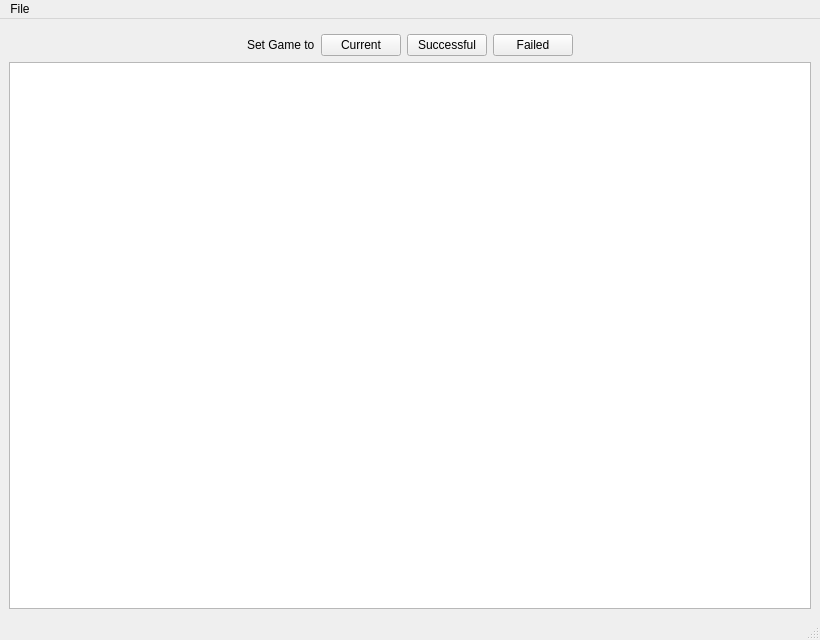
The window that dv_MGHT/gui/ui/content_window.ui (DualVission/dv_multigameHitTracker) describes before a commit, drawn with Qt 5.
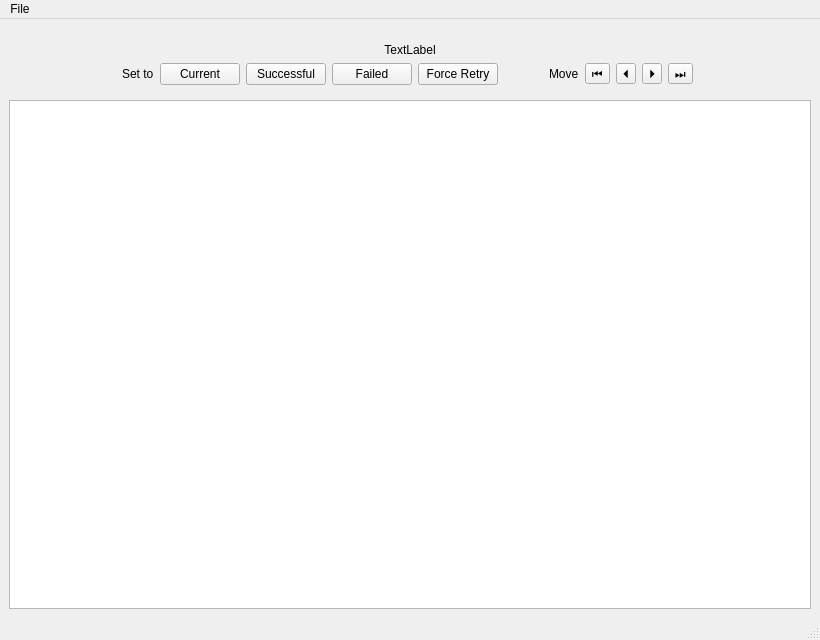
The same window after the commit.

Commit message:
Add move actions
Added: GUI: Content Window: Games can be moved in the flow layout
Changed:
- Assets: Moved to the correct location
- GUI: Lib: Qt_MGHT:
 - Game Flow: You do need to add 1, for some reason
 - Game Tile:
  - Retry Icon now loads
  - Enabled Retry Icon Visibility

Diff of the .ui file:
```diff
--- a/dv_MGHT/gui/ui/content_window.ui
+++ b/dv_MGHT/gui/ui/content_window.ui
@@ -13,6 +13,11 @@
   <property name="windowTitle">
    <string>MainWindow</string>
   </property>
+  <property name="styleSheet">
+   <string notr="true">QToolButton {
+	font-family: &quot;Segoe UI Symbol&quot;;
+}</string>
+  </property>
   <widget class="QWidget" name="centralwidget">
    <layout class="QVBoxLayout" name="verticalLayout">
     <item>
@@ -23,9 +28,22 @@
      </widget>
     </item>
     <item>
-     <layout class="QHBoxLayout" name="gameOptionLayoutWidget">
+     <widget class="QWidget" name="selectedGameLayoutWidget" native="true">
+      <layout class="QVBoxLayout" name="selectedGameLayout">
       <item>
-       <spacer name="horizontalSpacer_2">
+        <widget class="QLabel" name="selectedGameLabel">
+         <property name="text">
+          <string>TextLabel</string>
+         </property>
+         <property name="alignment">
+          <set>Qt::AlignCenter</set>
+         </property>
+        </widget>
+       </item>
+       <item>
+        <layout class="QHBoxLayout" name="gameButtonsLayout">
+         <item>
+          <spacer name="preSpacer">
         <property name="orientation">
          <enum>Qt::Horizontal</enum>
         </property>
@@ -38,38 +56,52 @@
        </spacer>
       </item>
       <item>
-       <widget class="QLabel" name="gameSetLabel">
+          <layout class="QHBoxLayout" name="gameStatusLayout">
+           <item>
+            <widget class="QLabel" name="gameStatusLabel">
         <property name="text">
-         <string>Set Game to</string>
+              <string>Set to</string>
         </property>
        </widget>
       </item>
       <item>
-       <widget class="QPushButton" name="gameSetCurrent">
+            <widget class="QPushButton" name="gameStatus0CurrentButton">
         <property name="text">
          <string>Current</string>
         </property>
        </widget>
       </item>
       <item>
-       <widget class="QPushButton" name="gameSetSuccess">
+            <widget class="QPushButton" name="gameStatus1SuccessButton">
         <property name="text">
          <string>Successful</string>
         </property>
        </widget>
       </item>
       <item>
-       <widget class="QPushButton" name="gameSetFailed">
+            <widget class="QPushButton" name="gameStatus2FailedButton">
         <property name="text">
          <string>Failed</string>
         </property>
        </widget>
       </item>
       <item>
-       <spacer name="horizontalSpacer">
+            <widget class="QPushButton" name="gameStatus3ForcedFailedButton">
+             <property name="text">
+              <string>Force Retry</string>
+             </property>
+            </widget>
+           </item>
+          </layout>
+         </item>
+         <item>
+          <spacer name="midSpacer">
         <property name="orientation">
          <enum>Qt::Horizontal</enum>
         </property>
+           <property name="sizeType">
+            <enum>QSizePolicy::Minimum</enum>
+           </property>
         <property name="sizeHint" stdset="0">
          <size>
           <width>40</width>
@@ -78,7 +110,74 @@
         </property>
        </spacer>
       </item>
-     </layout>
+         <item>
+          <layout class="QHBoxLayout" name="gamePositionLayout">
+           <property name="leftMargin">
+            <number>5</number>
+           </property>
+           <property name="rightMargin">
+            <number>5</number>
+           </property>
+           <item>
+            <widget class="QLabel" name="gamePositionLabel">
+             <property name="text">
+              <string>Move</string>
+             </property>
+            </widget>
+           </item>
+           <item>
+            <widget class="QToolButton" name="gamePosition0FarLeftButton">
+             <property name="text">
+              <string>⏮</string>
+             </property>
+             <property name="toolButtonStyle">
+              <enum>Qt::ToolButtonIconOnly</enum>
+             </property>
+             <property name="arrowType">
+              <enum>Qt::NoArrow</enum>
+             </property>
+            </widget>
+           </item>
+           <item>
+            <widget class="QToolButton" name="gamePosition1LeftButton">
+             <property name="text">
+              <string>⏴</string>
+             </property>
+            </widget>
+           </item>
+           <item>
+            <widget class="QToolButton" name="gamePosition2RightButton">
+             <property name="text">
+              <string>⏵</string>
+             </property>
+            </widget>
+           </item>
+           <item>
+            <widget class="QToolButton" name="gamePosition3FarRightButton">
+             <property name="text">
+              <string>⏭</string>
+             </property>
+            </widget>
+           </item>
+          </layout>
+         </item>
+         <item>
+          <spacer name="postSpacer">
+           <property name="orientation">
+            <enum>Qt::Horizontal</enum>
+           </property>
+           <property name="sizeHint" stdset="0">
+            <size>
+             <width>40</width>
+             <height>20</height>
+            </size>
+           </property>
+          </spacer>
+         </item>
+        </layout>
+       </item>
+      </layout>
+     </widget>
     </item>
     <item>
      <widget class="QListWidget" name="splitDisplayWidget"/>
```
Lines whose indentation alone changed are shown as unchanged. The commit also changes 7 other files.
